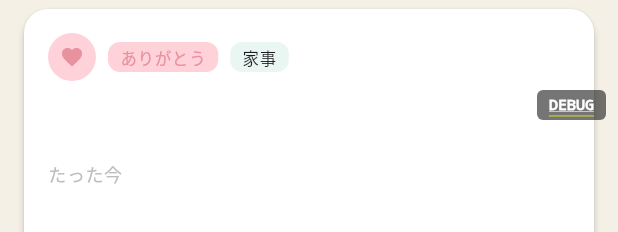
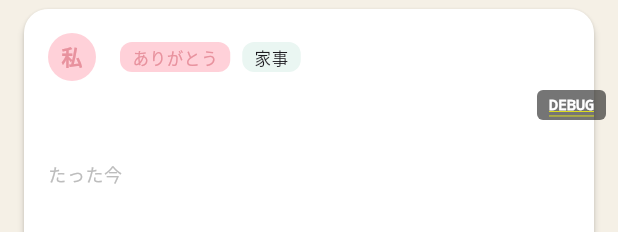
Before and after one commit to yhomas/cupple, a Flutter app: the _CardTile widget shown alone on an empty page, opened directly with empty values, on a phone screen of 412 x 824 dp. Shown: the top 232 px of the screen. Run offline on Flutter 3.47's test engine with Material 3 defaults, Android fonts, the phone set to English and light mode, and no system bars; our stand-ins replace cloud_firestore, firebase_auth, firebase_core, flutter_riverpod, go_router, google_fonts and 1 more; accounts and stored records are empty; generated files the repository leaves out were written again; network calls fail.

Commit message:
Add senderName to card display: show author name and initial avatar on timeline cards

```diff
--- a/lib/features/cards/domain/card_model.dart
+++ b/lib/features/cards/domain/card_model.dart
@@ -11,6 +11,7 @@ class CardModel {
   final String cardId;
   final String coupleId;
   final String senderId;
+  final String? senderName;
   final CardType type;
   final CardCategory category;
   final String content;
@@ -23,6 +24,7 @@ class CardModel {
     required this.cardId,
     required this.coupleId,
     required this.senderId,
+    this.senderName,
     required this.type,
     required this.category,
     required this.content,
@@ -37,6 +39,7 @@ class CardModel {
       cardId: json['cardId'] as String,
       coupleId: json['coupleId'] as String,
       senderId: json['senderId'] as String,
+      senderName: json['senderName'] as String?,
       type: json['type'] == 'thank_you' ? CardType.thankYou : CardType.didIt,
       category: _parseCategory(json['category'] as String?),
       content: json['content'] as String? ?? '',
@@ -103,6 +106,7 @@ class CardModel {
       'cardId': cardId,
       'coupleId': coupleId,
       'senderId': senderId,
+      if (senderName != null) 'senderName': senderName,
       'type': type == CardType.thankYou ? 'thank_you' : 'did_it',
       'category': categoryToString(category),
       'content': content,
@@ -117,6 +121,7 @@ class CardModel {
     String? cardId,
     String? coupleId,
     String? senderId,
+    String? senderName,
     CardType? type,
     CardCategory? category,
     String? content,
@@ -129,6 +134,7 @@ class CardModel {
       cardId: cardId ?? this.cardId,
       coupleId: coupleId ?? this.coupleId,
       senderId: senderId ?? this.senderId,
+      senderName: senderName ?? this.senderName,
       type: type ?? this.type,
       category: category ?? this.category,
       content: content ?? this.content,
--- a/lib/features/cards/presentation/card_controller.dart
+++ b/lib/features/cards/presentation/card_controller.dart
@@ -18,6 +18,7 @@ class CardController extends _$CardController {
     required CardCategory category,
     required String content,
     String? stamp,
+    String? senderName,
   }) async {
     dlog("CardController.createCard: START, coupleId=$coupleId, senderId=$senderId, type=$type");
     try {
@@ -26,6 +27,7 @@ class CardController extends _$CardController {
         cardId: FirebaseFirestore.instance.collection('cards').doc().id,
         coupleId: coupleId,
         senderId: senderId,
+        senderName: senderName,
         type: type,
         category: category,
         content: content,
--- a/lib/features/cards/presentation/post_card_screen.dart
+++ b/lib/features/cards/presentation/post_card_screen.dart
@@ -76,6 +76,7 @@ class _PostCardScreenState extends ConsumerState<PostCardScreen>
         category: _selectedCategory,
         content: content,
         stamp: _selectedStamp,
+        senderName: user.displayName,
       );
       dlog("_submit: createCard DONE, navigating to /");
       if (mounted) {
--- a/lib/features/cards/presentation/timeline_screen.dart
+++ b/lib/features/cards/presentation/timeline_screen.dart
@@ -148,12 +148,25 @@ class _CardTile extends ConsumerWidget {
                     backgroundColor: isThankYou
                         ? AppColors.pastelPinkLight
                         : AppColors.warmOrangeLight,
-                    child: Icon(
-                      isThankYou ? Icons.favorite : Icons.star,
-                      size: 16,
-                      color: isThankYou
-                          ? AppColors.pastelPinkDark
-                          : AppColors.warmOrangeDark,
+                    child: Text(
+                      (card.senderName?.isNotEmpty == true)
+                          ? card.senderName![0].toUpperCase()
+                          : (isMine ? '私' : '?'),
+                      style: TextStyle(
+                        fontSize: 14,
+                        fontWeight: FontWeight.bold,
+                        color: isThankYou
+                            ? AppColors.pastelPinkDark
+                            : AppColors.warmOrangeDark,
+                      ),
+                    ),
+                  ),
+                  const SizedBox(width: 8),
+                  Text(
+                    card.senderName ?? (isMine ? '私' : 'パートナー'),
+                    style: theme.textTheme.bodySmall?.copyWith(
+                      fontWeight: FontWeight.w600,
+                      color: AppColors.darkText,
                     ),
                   ),
                   const SizedBox(width: 8),
```
Also changed, not shown: lib/features/auth/presentation/auth_controller.g.dart, lib/features/cards/presentation/card_controller.g.dart, 1 other file.
